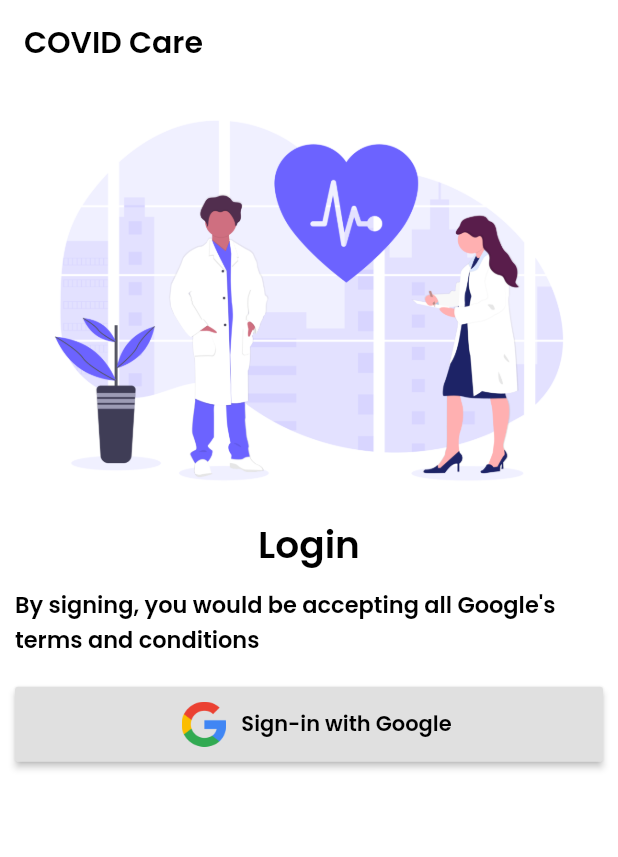
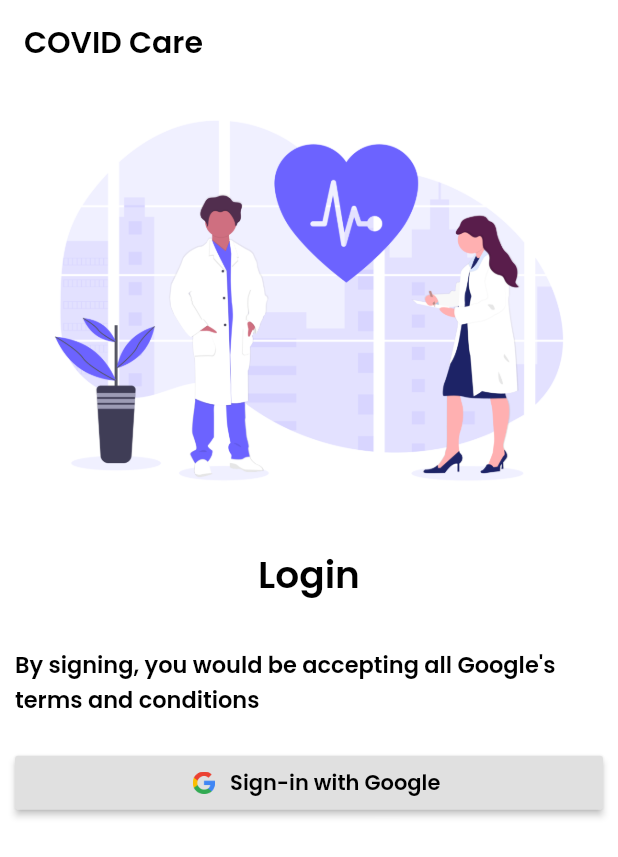
Before and after one commit to ameysunu/ivyhacks, a Flutter app: the screen it shows after launch, on a phone screen of 412 x 824 dp. Shown: the top 857 px of the screen. Run offline on Flutter 3.47's test engine with Material 2 defaults, Android fonts, the phone set to English and light mode, and no system bars; our stand-ins replace firebase_auth, firebase_core, google_sign_in, hexcolor; accounts and stored records are empty.

Commit message:
ui changes

```diff
--- a/lib/login.dart
+++ b/lib/login.dart
@@ -2,6 +2,7 @@ import 'package:flutter/material.dart';
 import 'package:google_sign_in/google_sign_in.dart';
 import 'package:firebase_auth/firebase_auth.dart';
 import 'package:firebase_core/firebase_core.dart';
+import 'package:hexcolor/hexcolor.dart';
 import 'package:ivyhacks/homewidget.dart';
 
 String name;
@@ -66,20 +67,23 @@ class _LoginState extends State<Login> {
     return Scaffold(
       appBar: AppBar(
         elevation: 0,
-        backgroundColor: Colors.white,
+        backgroundColor: Hexcolor('#FFFFFF'),
         title: Text(
           "COVID Care",
           style: TextStyle(color: Colors.black, fontFamily: 'Poppins'),
         ),
       ),
-      backgroundColor: Colors.white,
+      backgroundColor: Hexcolor('#FFFFFF'),
       body: Column(
         children: [
           SizedBox(child: Image.asset("images/login.png")),
-          Text(
-            "Login",
-            style: TextStyle(
-                color: Colors.black, fontFamily: 'Poppins', fontSize: 25),
+          Padding(
+            padding: const EdgeInsets.all(20.0),
+            child: Text(
+              "Login",
+              style: TextStyle(
+                  color: Colors.black, fontFamily: 'Poppins', fontSize: 25),
+            ),
           ),
           Padding(
             padding: const EdgeInsets.all(10),
@@ -98,8 +102,8 @@ class _LoginState extends State<Login> {
                   Padding(
                     padding: const EdgeInsets.all(10.0),
                     child: SizedBox(
-                        height: 30,
-                        width: 30,
+                        height: 15,
+                        width: 15,
                         child: Image.asset('images/google.png')),
                   ),
                   Text(
```
Also changed, not shown: images/bck.png (added).
